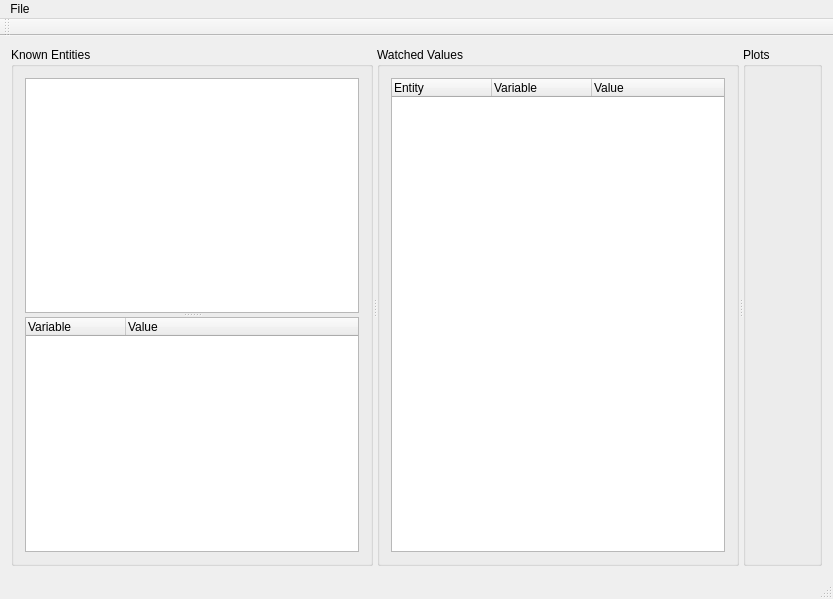
This is Visualization/MainWindow.ui in apmavs/dis_debugger as Qt 5 draws it before an edit. The edited form follows.
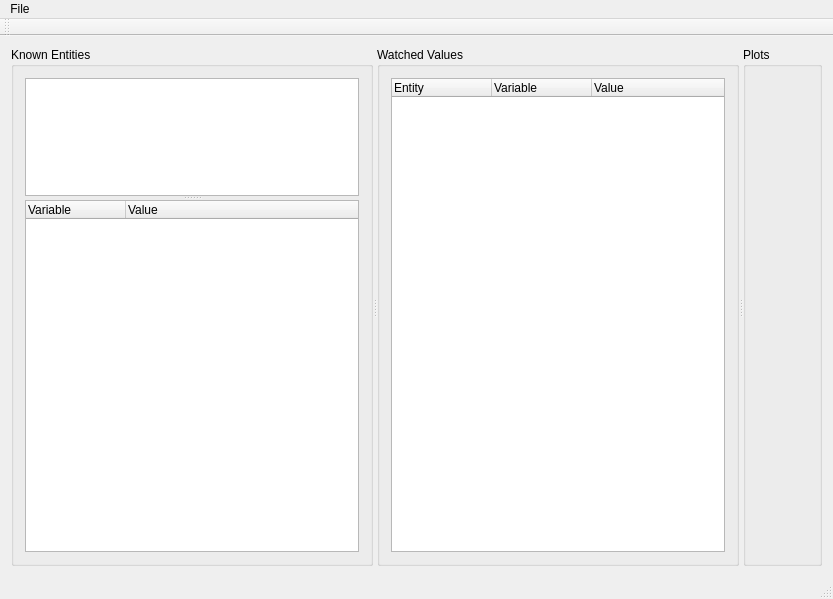
This is the edited form. Custom widgets are drawn as their Qt base class.

Commit message: Re-work entity/attribute QSplitter to prevent it from triggering the main window to auto-resize bigger than the screen and still keep a bigger ratio for the attributes than the entities. I hate QSplitter.

```diff
--- a/Visualization/MainWindow.ui
+++ b/Visualization/MainWindow.ui
@@ -31,7 +31,7 @@
       </property>
       <widget class="QGroupBox" name="EntityGroupBox">
        <property name="sizePolicy">
-        <sizepolicy hsizetype="MinimumExpanding" vsizetype="MinimumExpanding">
+        <sizepolicy hsizetype="Expanding" vsizetype="Expanding">
          <horstretch>0</horstretch>
          <verstretch>0</verstretch>
         </sizepolicy>
@@ -52,6 +52,12 @@
            <enum>Qt::Vertical</enum>
           </property>
           <widget class="QListWidget" name="EntityView">
+           <property name="sizePolicy">
+            <sizepolicy hsizetype="Expanding" vsizetype="Expanding">
+             <horstretch>0</horstretch>
+             <verstretch>1</verstretch>
+            </sizepolicy>
+           </property>
            <property name="sizeAdjustPolicy">
             <enum>QAbstractScrollArea::AdjustToContents</enum>
            </property>
@@ -63,6 +69,12 @@
            </property>
           </widget>
           <widget class="EntityDataList" name="AttributeView">
+           <property name="sizePolicy">
+            <sizepolicy hsizetype="Expanding" vsizetype="Expanding">
+             <horstretch>0</horstretch>
+             <verstretch>3</verstretch>
+            </sizepolicy>
+           </property>
            <property name="acceptDrops">
             <bool>true</bool>
            </property>
```
The commit also changes 4 other files.
